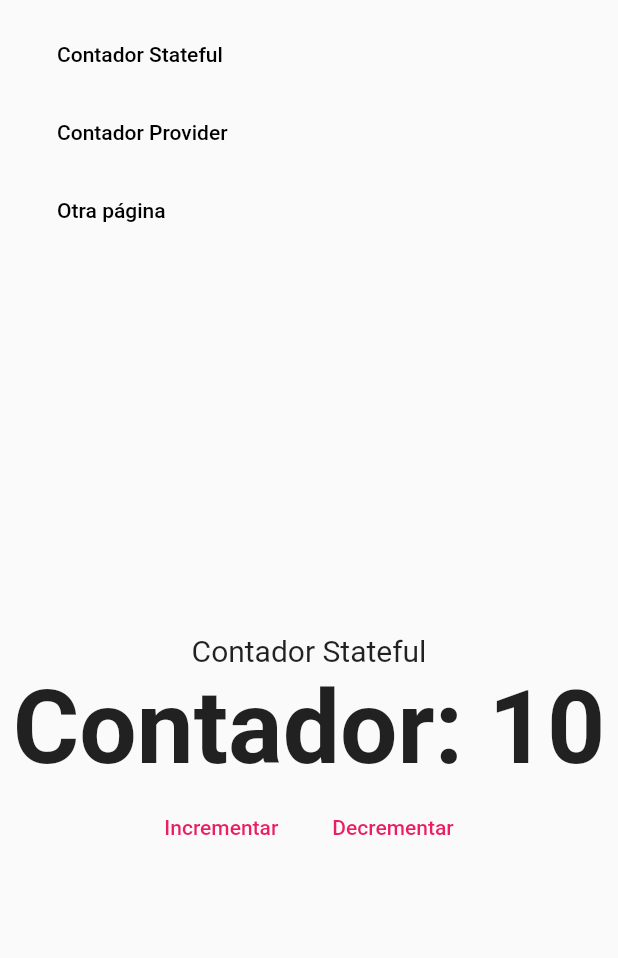
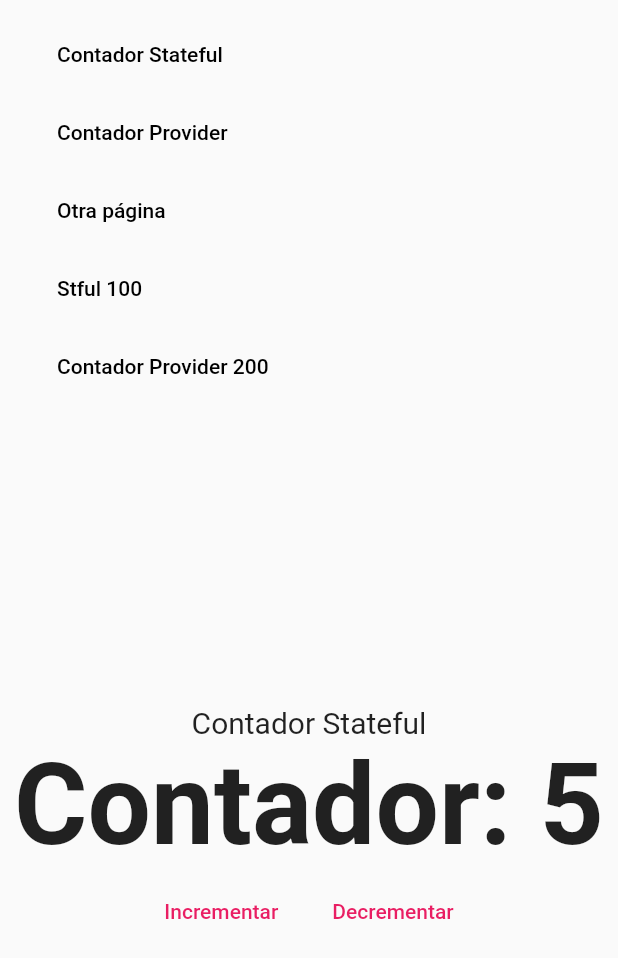
Before and after one commit to WallMonfortt/Flutter-web-udemy-course, a Flutter app: the screen it shows after launch, after a tap on "Contador Stateful", on a phone screen of 412 x 824 dp. Shown: the top 958 px of the screen. Run offline on Flutter 3.47's test engine with Material 2 defaults, Android fonts, the phone set to English and light mode, and no system bars; our stand-ins replace fluro, get_it.

Commit message:
aplication finished

```diff
--- a/lib/main.dart
+++ b/lib/main.dart
@@ -1,11 +1,13 @@
 import 'package:bases_web/locator.dart';
+import 'package:bases_web/router/router.dart';
 import 'package:flutter/material.dart';
-import 'package:bases_web/router/route_generator.dart';
+import 'package:bases_web/services/navigation_service.dart';
+// import 'package:bases_web/router/route_generator.dart';
 import 'package:bases_web/ui/layout/main_layout_page.dart';
 
-import 'package:bases_web/services/navigation_service.dart';
 void main() {
   setupLocator();
+  Flurorouter.configureRoutes();
   runApp(MyApp());
 }
 
@@ -15,8 +17,9 @@ class MyApp extends StatelessWidget {
     return MaterialApp(
       debugShowCheckedModeBanner: false,
       title: 'RutasApp',
-      initialRoute: '/stateful',
-      onGenerateRoute: RouteGenerator.generateRoute,
+      initialRoute: '/',
+      // onGenerateRoute: RouteGenerator.generateRoute,
+      onGenerateRoute: Flurorouter.router.generator,
       navigatorKey: locator<NavigationService>().navigatorKey,
       builder: ( _, child ) {
         return MainLayoutPage(
--- a/lib/providers/counter_provider.dart
+++ b/lib/providers/counter_provider.dart
@@ -1,8 +1,14 @@
 import 'package:flutter/material.dart';
 
 class CounterProvider extends ChangeNotifier {
+  int _counter = 15;
 
-  int _counter = 15;
+  CounterProvider( String base ) {
+    if ( int.tryParse(base) != null ) {
+      this._counter = int.parse(base);
+    }
+  }
+
 
   get counter => this._counter;
 
--- /dev/null
+++ b/lib/router/rote_handlers.dart
@@ -0,0 +1,40 @@
+import 'package:bases_web/ui/views/counter_provider_view.dart';
+import 'package:bases_web/ui/views/counter_view.dart';
+import 'package:bases_web/ui/views/view_404.dart';
+import 'package:fluro/fluro.dart';
+import 'package:flutter/material.dart';
+
+final Handler counterHandler = new Handler(
+    handlerFunc: ( context,  params) {
+      return Container(
+        child: Center(child: Text('CounterApp', style: TextStyle(fontSize: 30),)),
+      );
+    }
+);
+
+final Handler statefulHandler = new Handler(
+  handlerFunc: ( context,  params) {
+    print(params['base']?[0]);
+    return CounterView(base: params['base'] ?.first ?? '5',);
+  }
+);
+
+final Handler providerHandler = new Handler(
+  handlerFunc: ( context,  params) {
+    print(params);
+    return CounterProviderView(base: params['q'] ?.first ?? '15');
+  }
+);
+
+final Handler dashboardUserHandler = new Handler(
+  handlerFunc: ( context,  params) {
+    print(params);
+    return View404();
+  }
+);
+
+final Handler notFoundHandler = new Handler(
+  handlerFunc: ( _,  __) {
+    return View404();
+  }
+);
--- a/lib/router/route_generator.dart
+++ b/lib/router/route_generator.dart
@@ -1,5 +1,4 @@
 import 'package:flutter/cupertino.dart';
-import 'package:flutter/material.dart';
 
 import 'package:bases_web/ui/views/counter_provider_view.dart';
 import 'package:bases_web/ui/views/counter_view.dart';
@@ -16,10 +15,10 @@ class RouteGenerator {
     switch( settings.name ) {
 
       case '/stateful':
-        return _fadeRoute( CounterView(), '/stateful' );
+        return _fadeRoute( CounterView(base: '0',), '/stateful' );
 
       case '/provider':
-        return _fadeRoute( CounterProviderView(), '/provider' );
+        return _fadeRoute( CounterProviderView(base: '0'), '/provider' );
 
       default:
         return _fadeRoute( View404(), '/404' );
--- /dev/null
+++ b/lib/router/router.dart
@@ -0,0 +1,37 @@
+//This file replaces the file router_generator
+
+import 'package:bases_web/router/rote_handlers.dart';
+import 'package:fluro/fluro.dart';
+
+class Flurorouter{
+  static final FluroRouter router = new FluroRouter();
+
+  static void configureRoutes(){
+    router.define(
+      '/',
+      handler: counterHandler,
+      transitionType: TransitionType.none,
+    );
+    router.define(
+      '/stateful',
+      handler: statefulHandler,
+      transitionType: TransitionType.none,
+    );
+    router.define(
+      '/stateful/:base',
+      handler: statefulHandler,
+      transitionType: TransitionType.none,
+    );
+    router.define(
+      '/provider',
+      handler: providerHandler,
+      transitionType: TransitionType.none,
+    );
+    router.define(
+      '/dashboard/users/:userId/:roleId',
+      handler: dashboardUserHandler,
+      transitionType: TransitionType.none,
+    );
+    router.notFoundHandler = notFoundHandler;
+  }
+}
--- a/lib/ui/pages/counter_provider_page.dart
+++ b/lib/ui/pages/counter_provider_page.dart
@@ -11,7 +11,7 @@ class CounterProviderPage extends StatelessWidget {
   @override
   Widget build(BuildContext context) {
     return ChangeNotifierProvider(
-      create: ( _ ) => CounterProvider(),
+      create: ( _ ) => CounterProvider('100'),
       child: _CounterProviderPageBody()
     );
   }
--- a/lib/ui/shared/custom_app_menu.dart
+++ b/lib/ui/shared/custom_app_menu.dart
@@ -44,9 +44,22 @@ class _TableDesktopMenu extends StatelessWidget {
           SizedBox( width: 10 ),
           CustomFlatButton(
             text: 'Otra página',
-            onPressed: () => locator<NavigationService>().navigateTo('/abc123'),
+            onPressed: () => locator<NavigationService>().navigateTo('/404'),
             color: Colors.black,
           ),
+          SizedBox( width: 10 ),
+          CustomFlatButton(
+            text: 'Stful 100',
+            onPressed: () => locator<NavigationService>().navigateTo('/stateful/100'),
+            color: Colors.black,
+          ),
+          SizedBox( width: 10 ),
+          CustomFlatButton(
+            text: 'Contador Provider 200',
+            onPressed: () => locator<NavigationService>().navigateTo('/provider?q=200'),
+            color: Colors.black,
+          ),
+
         ],
       ),
     );
@@ -85,6 +98,20 @@ class _MobileMenu extends StatelessWidget {
             onPressed: () => locator<NavigationService>().navigateTo('/abc123'),
             color: Colors.black,
           ),
+
+          SizedBox( width: 10 ),
+          CustomFlatButton(
+            text: 'Stful 100',
+            onPressed: () => locator<NavigationService>().navigateTo('/stateful/100'),
+            color: Colors.black,
+          ),
+          SizedBox( width: 10 ),
+          CustomFlatButton(
+            text: 'Contador Provider 200',
+            onPressed: () => locator<NavigationService>().navigateTo('/provider?q=200'),
+            color: Colors.black,
+          ),
+
         ],
       ),
     );
--- a/lib/ui/views/counter_provider_view.dart
+++ b/lib/ui/views/counter_provider_view.dart
@@ -7,10 +7,14 @@ import 'package:bases_web/ui/shared/custom_flat_button.dart';
 
 class CounterProviderView extends StatelessWidget {
 
+  final String base;
+
+  const CounterProviderView({Key? key, required this.base}) : super(key: key);
+
   @override
   Widget build(BuildContext context) {
     return ChangeNotifierProvider(
-      create: ( _ ) => CounterProvider(),
+      create: ( _ ) => CounterProvider( this.base),
       child: _CounterProviderPageView()
     );
   }
--- a/lib/ui/views/counter_view.dart
+++ b/lib/ui/views/counter_view.dart
@@ -3,6 +3,9 @@ import 'package:bases_web/ui/shared/custom_flat_button.dart';
 
 
 class CounterView extends StatefulWidget {
+  final String base;
+
+  const CounterView({Key? key, required this.base}) : super(key: key);
   @override
   _CounterViewState createState() => _CounterViewState();
 }
@@ -10,6 +13,14 @@ class CounterView extends StatefulWidget {
 class _CounterViewState extends State<CounterView> {
 
   int counter = 10;
+
+  @override
+  void initState() {
+    super.initState();
+    if (int.tryParse(widget.base) != null) {
+      counter = int.parse(widget.base);
+    }
+  }
 
   @override
   Widget build(BuildContext context) {
--- a/pubspec.yaml
+++ b/pubspec.yaml
@@ -21,9 +21,10 @@ environment:
   sdk: ">=2.12.0 <3.0.0"
 
 dependencies:
+  cupertino_icons: ^1.0.2
+  fluro: ^2.0.3
   flutter:
     sdk: flutter
-  cupertino_icons: ^1.0.2
   get_it: ^6.1.1
   provider: ^5.0.0
 
```
Also changed, not shown: pubspec.lock.
